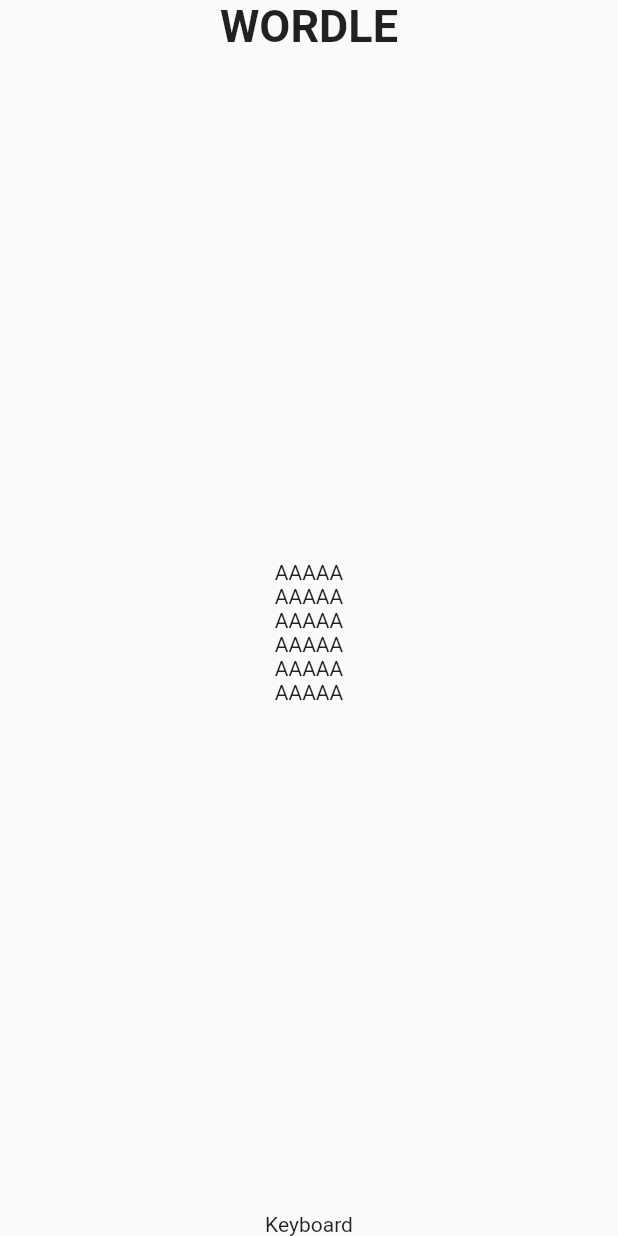
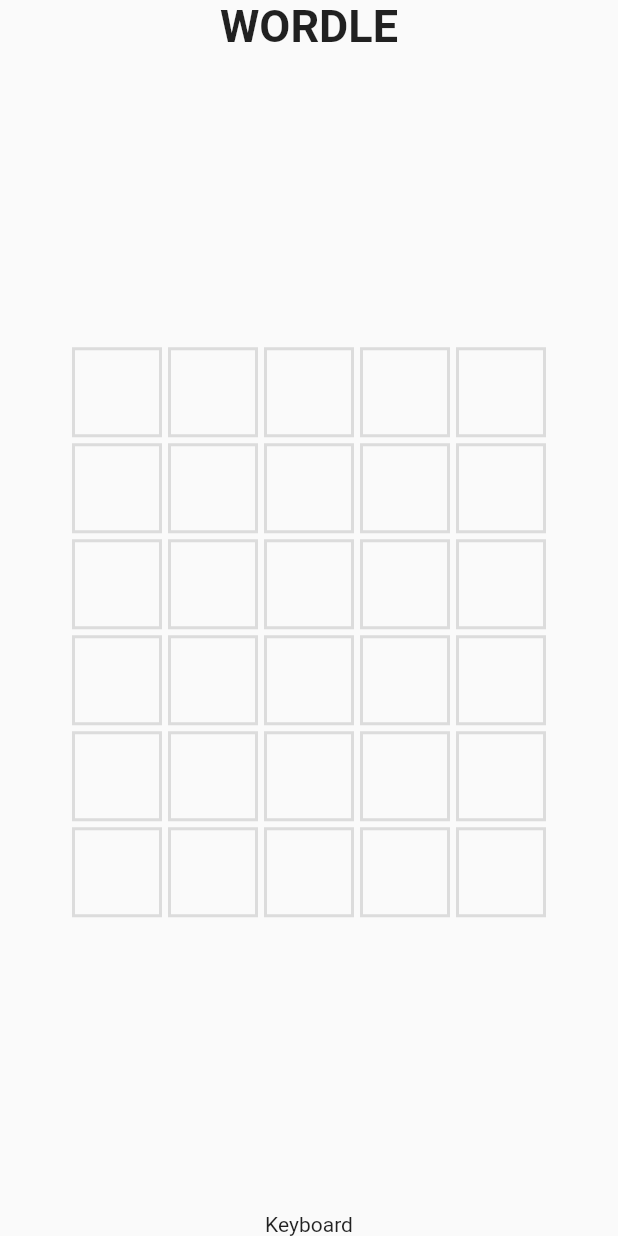
Before and after one commit to anubhavbagri/Wordle-Clone, a Flutter app: the screen it shows after launch, on a phone screen of 412 x 824 dp. Run offline on Flutter 3.47's test engine with Material 2 defaults, Android fonts, the phone set to English and light mode, and no system bars.

Commit message:
feat: grid letterbox styling

```diff
--- a/lib/widgets/wordle_letterbox.dart
+++ b/lib/widgets/wordle_letterbox.dart
@@ -6,7 +6,17 @@
   @override
   Widget build(BuildContext context) {
     return Container(
-      child: Text("A"),
+      width: 60,
+      height: 60,
+      alignment: Alignment.center,
+      padding: const EdgeInsets.all(10),
+      margin: const EdgeInsets.all(2),
+      decoration: BoxDecoration(
+        border: Border.all(
+          color: Colors.black12,
+          width: 2,
+        ),
+      ),
     );
   }
 }
```
